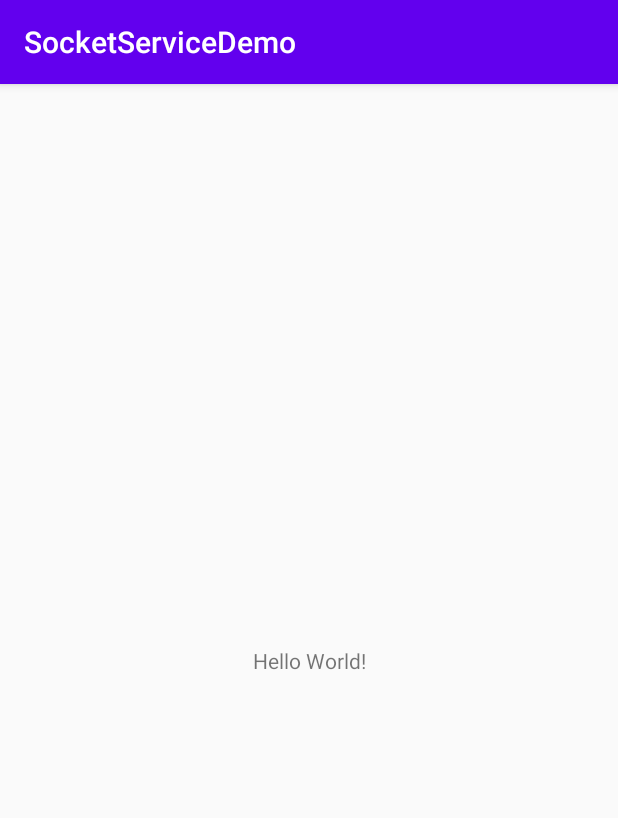
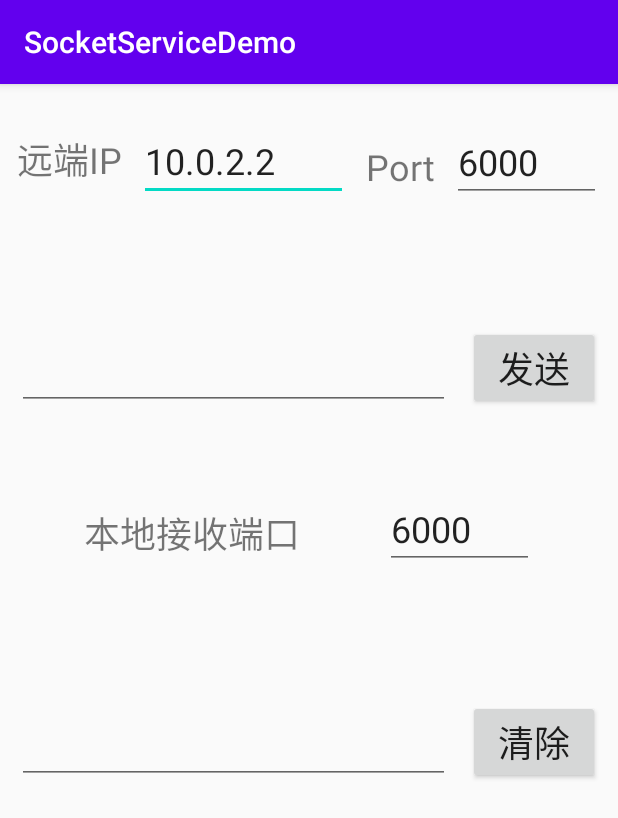
Before and after one commit to wangzhiqiang777/UdpTcpSocketServiceDemo, an Android app: the screen it shows after launch (MainActivity), on a phone screen of 412 x 824 dp. Shown: the top 818 px of the screen. Run offline under Robolectric (Android 15) with nearby library versions, the phone set to English and light mode, and no system bars.

Commit message:
新建各种相关文件

```diff
--- a/app/src/main/AndroidManifest.xml
+++ b/app/src/main/AndroidManifest.xml
@@ -9,6 +9,11 @@
         android:roundIcon="@mipmap/ic_launcher_round"
         android:supportsRtl="true"
         android:theme="@style/AppTheme">
+        <service
+            android:name=".SocketService"
+            android:enabled="true"
+            android:exported="true"></service>
+
         <activity android:name=".MainActivity">
             <intent-filter>
                 <action android:name="android.intent.action.MAIN" />
--- a/app/src/main/res/layout/activity_main.xml
+++ b/app/src/main/res/layout/activity_main.xml
@@ -7,12 +7,126 @@
     tools:context=".MainActivity">
 
     <TextView
+        android:id="@+id/textView"
         android:layout_width="wrap_content"
         android:layout_height="wrap_content"
-        android:text="Hello World!"
-        app:layout_constraintBottom_toBottomOf="parent"
-        app:layout_constraintLeft_toLeftOf="parent"
-        app:layout_constraintRight_toRightOf="parent"
+        android:text="Port"
+        android:textSize="24sp"
+        app:layout_constraintBottom_toBottomOf="@+id/etRemoteIP"
+        app:layout_constraintEnd_toStartOf="@+id/etRemotePort"
+        app:layout_constraintHorizontal_bias="0.5"
+        app:layout_constraintStart_toEndOf="@+id/etRemoteIP"
+        app:layout_constraintTop_toTopOf="@+id/etRemoteIP" />
+
+    <TextView
+        android:id="@+id/textView3"
+        android:layout_width="wrap_content"
+        android:layout_height="wrap_content"
+        android:layout_marginTop="64dp"
+        android:text="本地接收端口"
+        android:textSize="24sp"
+        app:layout_constraintEnd_toStartOf="@+id/etLocalPort"
+        app:layout_constraintHorizontal_bias="0.5"
+        app:layout_constraintStart_toStartOf="parent"
+        app:layout_constraintTop_toBottomOf="@+id/etSendText" />
+
+    <TextView
+        android:id="@+id/textView2"
+        android:layout_width="wrap_content"
+        android:layout_height="wrap_content"
+        android:layout_marginTop="32dp"
+        android:text="远端IP"
+        android:textSize="24sp"
+        app:layout_constraintEnd_toStartOf="@+id/etRemoteIP"
+        app:layout_constraintHorizontal_bias="0.5"
+        app:layout_constraintStart_toStartOf="parent"
         app:layout_constraintTop_toTopOf="parent" />
 
+    <EditText
+        android:id="@+id/etRemoteIP"
+        android:layout_width="139dp"
+        android:layout_height="46dp"
+        android:ems="10"
+        android:inputType="textPersonName"
+        android:text="10.0.2.2"
+        android:textSize="24sp"
+        app:layout_constraintBottom_toBottomOf="@+id/textView2"
+        app:layout_constraintEnd_toStartOf="@+id/textView"
+        app:layout_constraintHorizontal_bias="0.5"
+        app:layout_constraintStart_toEndOf="@+id/textView2"
+        app:layout_constraintTop_toTopOf="@+id/textView2"
+        app:layout_constraintVertical_bias="0.0" />
+
+    <EditText
+        android:id="@+id/etRemotePort"
+        android:layout_width="99dp"
+        android:layout_height="47dp"
+        android:ems="10"
+        android:inputType="numberDecimal"
+        android:text="6000"
+        android:textSize="24sp"
+        app:layout_constraintBottom_toBottomOf="@+id/textView"
+        app:layout_constraintEnd_toEndOf="parent"
+        app:layout_constraintHorizontal_bias="0.5"
+        app:layout_constraintStart_toEndOf="@+id/textView"
+        app:layout_constraintTop_toTopOf="@+id/textView" />
+
+    <EditText
+        android:id="@+id/etLocalPort"
+        android:layout_width="99dp"
+        android:layout_height="47dp"
+        android:ems="10"
+        android:inputType="numberDecimal"
+        android:text="6000"
+        android:textSize="24sp"
+        app:layout_constraintBottom_toBottomOf="@+id/textView3"
+        app:layout_constraintEnd_toEndOf="parent"
+        app:layout_constraintHorizontal_bias="0.5"
+        app:layout_constraintStart_toEndOf="@+id/textView3"
+        app:layout_constraintTop_toTopOf="@+id/textView3" />
+
+    <EditText
+        android:id="@+id/etSendText"
+        android:layout_width="0dp"
+        android:layout_height="125dp"
+        android:layout_marginTop="24dp"
+        android:ems="10"
+        android:gravity="start|top"
+        android:inputType="textMultiLine"
+        app:layout_constraintStart_toStartOf="@+id/textView2"
+        app:layout_constraintTop_toBottomOf="@+id/textView2"
+        app:layout_constraintWidth_percent="0.7" />
+
+    <EditText
+        android:id="@+id/etReceiveText"
+        android:layout_width="0dp"
+        android:layout_height="125dp"
+        android:layout_marginTop="24dp"
+        android:ems="10"
+        android:gravity="start|top"
+        android:inputType="textMultiLine"
+        app:layout_constraintStart_toStartOf="@+id/etSendText"
+        app:layout_constraintTop_toBottomOf="@+id/textView3"
+        app:layout_constraintWidth_percent="0.7" />
+
+    <Button
+        android:id="@+id/buttonSend"
+        android:layout_width="wrap_content"
+        android:layout_height="wrap_content"
+        android:text="发送"
+        android:textSize="24sp"
+        app:layout_constraintBottom_toBottomOf="@+id/etSendText"
+        app:layout_constraintEnd_toEndOf="parent"
+        app:layout_constraintStart_toEndOf="@+id/etSendText" />
+
+    <Button
+        android:id="@+id/buttonClearReceive"
+        android:layout_width="wrap_content"
+        android:layout_height="wrap_content"
+        android:text="清除"
+        android:textSize="24sp"
+        app:layout_constraintBottom_toBottomOf="@+id/etReceiveText"
+        app:layout_constraintEnd_toEndOf="parent"
+        app:layout_constraintStart_toEndOf="@+id/etReceiveText" />
+
 </androidx.constraintlayout.widget.ConstraintLayout>
```
Also changed, not shown: app/src/main/java/com/neusoft/qiangzi/socketservicedemo/SocketHelper/TCPHelper.java (added, +299 -0 lines), app/src/main/java/com/neusoft/qiangzi/socketservicedemo/SocketHelper/UDPHelper.java (added, +213 -0 lines), app/src/main/java/com/neusoft/qiangzi/socketservicedemo/SocketService.java (added, +103 -0 lines), app/src/main/aidl/com/neusoft/qiangzi/socketservicedemo/IOnSocketReceivedListener.aidl (added), app/src/main/aidl/com/neusoft/qiangzi/socketservicedemo/ISocketBinder.aidl (added).
